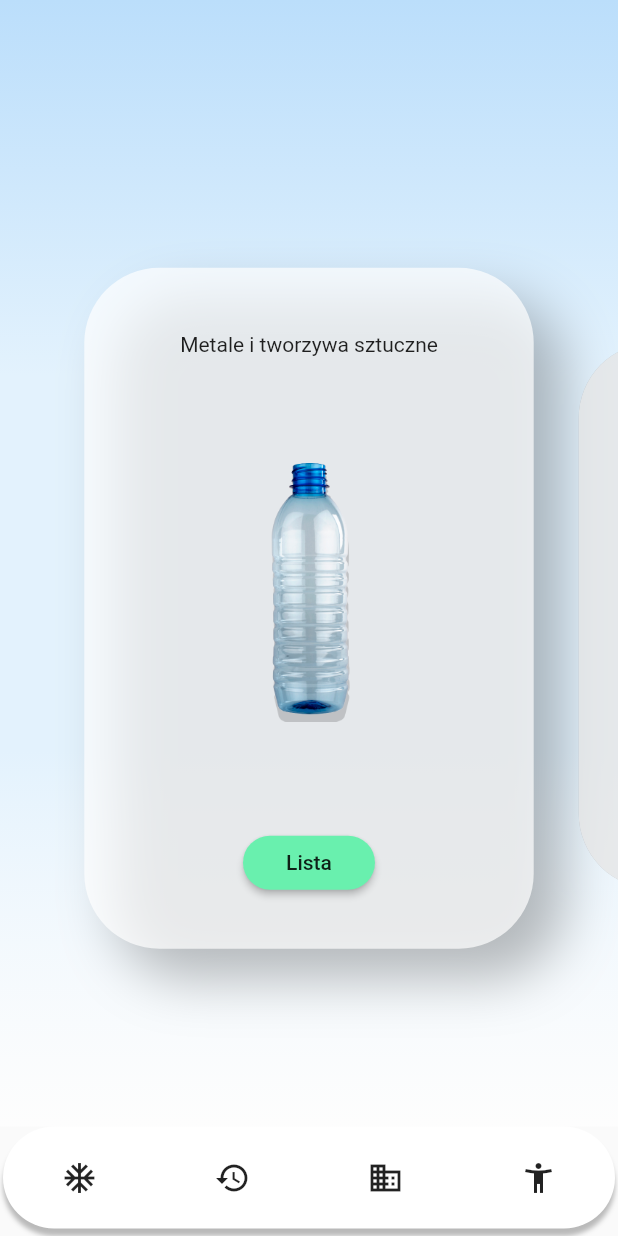
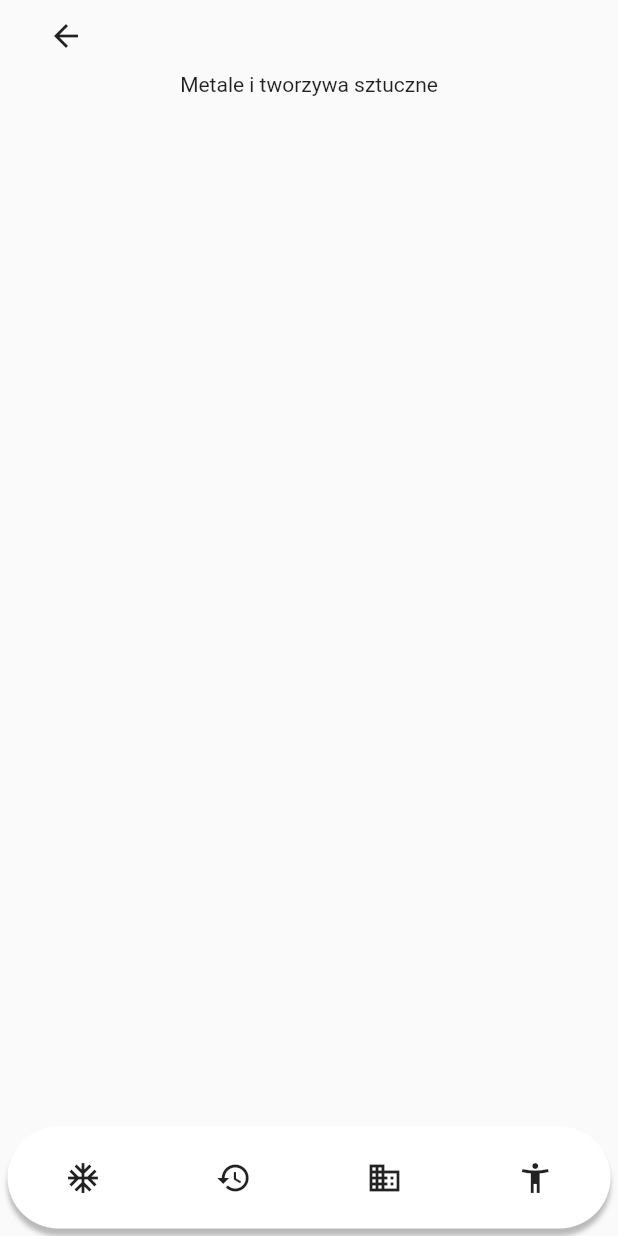
Before and after one commit to ciakarellas/recycling_app, a Flutter app: the screen it shows after launch, after a tap on "Lista", on a phone screen of 412 x 824 dp. Run offline on Flutter 3.47's test engine with Material 2 defaults, Android fonts, the light colour scheme and no system bars.

Commit message:
create new view for buckets lists

```diff
--- /dev/null
+++ b/lib/View/bucketList.dart
@@ -0,0 +1,31 @@
+import 'package:flutter/material.dart';
+import 'package:recycling_app/Widget/bottomNavBar.dart';
+
+class Bucket extends StatelessWidget {
+  final String category;
+
+  Bucket(this.category);
+  @override
+  Widget build(BuildContext context) {
+    // TODO: implement build
+    return Scaffold(
+      bottomNavigationBar: BottomNavBar(),
+      body: Column(
+        children: <Widget>[
+          Align(
+            alignment: Alignment.topLeft,
+            child: FlatButton(
+              onPressed: (){
+                Navigator.pop(context);
+              },
+              child: Icon(Icons.arrow_back),
+              )
+          ),
+          Center(child: Text(category)),
+        ],
+      ),
+    );
+  }
+
+
+}
--- /dev/null
+++ b/lib/Widget/bottomNavBar.dart
@@ -0,0 +1,42 @@
+import 'package:flutter/material.dart';
+
+class BottomNavBar extends StatelessWidget {
+
+  @override
+  Widget build(BuildContext context) {
+
+    return Container(
+      width: 90,
+      margin: EdgeInsets.fromLTRB(5, 0, 5, 5),
+      decoration: BoxDecoration(
+        color: Colors.white,
+        borderRadius: BorderRadius.circular(90),
+        boxShadow: [BoxShadow(color: Colors.black26, blurRadius: 2, offset: Offset(0, 5))]
+      ),
+        child: Padding(
+          padding: const EdgeInsets.fromLTRB(0, 10, 0, 10),
+          child: Row(
+            mainAxisAlignment: MainAxisAlignment.spaceAround,
+            children: <Widget>[
+              FlatButton(
+                onPressed: (){},
+                child: Icon(Icons.ac_unit),
+              ),
+              FlatButton(
+                onPressed: (){},
+                child: Icon(Icons.restore),
+              ),
+              FlatButton(
+                onPressed: (){},
+                child: Icon(Icons.business),
+              ),
+              FlatButton(
+                onPressed: (){},
+                child: Icon(Icons.accessibility_new),
+              )
+          ],
+          ),
+        ),
+    );
+  }
+}
--- a/lib/Widget/carousel_page.dart
+++ b/lib/Widget/carousel_page.dart
@@ -1,4 +1,5 @@
 import 'package:flutter/material.dart';
+import 'package:recycling_app/View/bucketList.dart';
 
 class PageCarousel extends StatelessWidget{
 
@@ -79,7 +80,9 @@ class PageCarousel extends StatelessWidget{
             Padding(
               padding: EdgeInsets.fromLTRB(0, 5, 0, 5),
               child: MaterialButton(
-                onPressed: (){},
+                onPressed: (){
+                  Navigator.push(context, MaterialPageRoute(builder: (context) => Bucket(dataItem['name'])));
+                },
                 color: Colors.greenAccent,
                 child: Text('Lista'),
                 shape: StadiumBorder(),
--- a/pubspec.yaml
+++ b/pubspec.yaml
@@ -44,7 +44,7 @@ flutter:
   # To add assets to your application, add an assets section, like this:
   assets:
   - assets/plastic-bottle.png
-  - carton-box.png
+  - assets/carton-box.png
   - assets/Glass-Bottle.png
   - assets/bio.png
 
```
